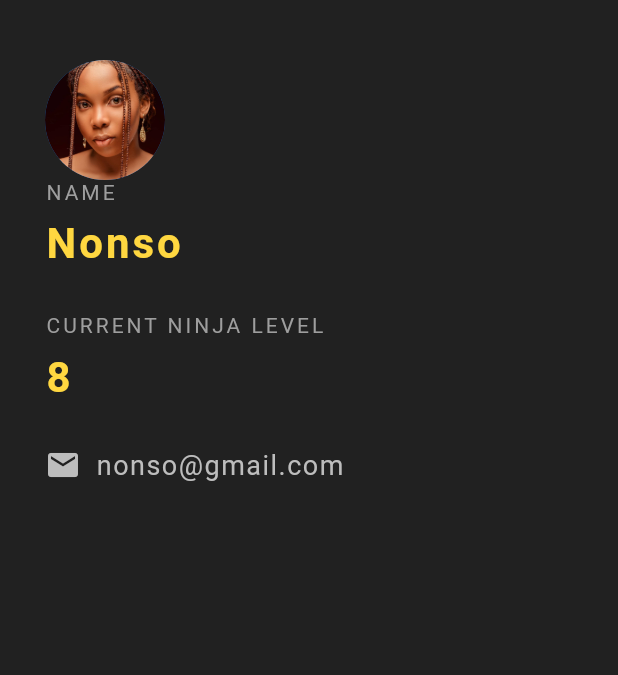
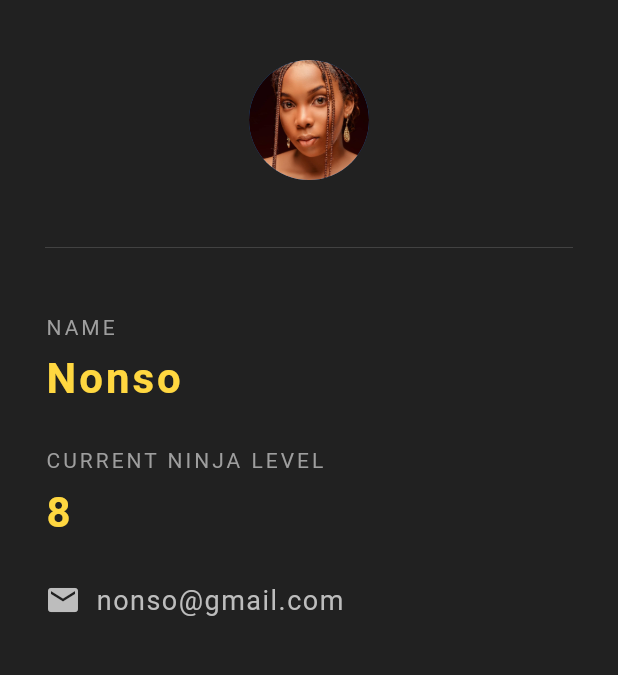
Before and after one commit to richardingwe/ninja_id, a Flutter app: the screen it shows after launch, on a phone screen of 412 x 824 dp, the part 84-759 px from its top. Run offline on Flutter 3.47's test engine with Material 2 defaults, Android fonts, the phone set to English and light mode, and no system bars.

Commit message:
added a divider

```diff
--- a/lib/main.dart
+++ b/lib/main.dart
@@ -22,9 +22,15 @@ class NinjaCard extends StatelessWidget {
         child: Column(
           crossAxisAlignment: CrossAxisAlignment.start,
           children: <Widget>[
-            CircleAvatar(
-              backgroundImage: AssetImage('assets/nonso.jpg'),
-              radius: 40.0,
+            Center(
+              child: CircleAvatar(
+                backgroundImage: AssetImage('assets/nonso.jpg'),
+                radius: 40.0,
+              ),
+            ),
+            Divider(
+              height: 90.0,
+              color: Colors.grey[800],
             ),
             Text(
               'NAME',
```
